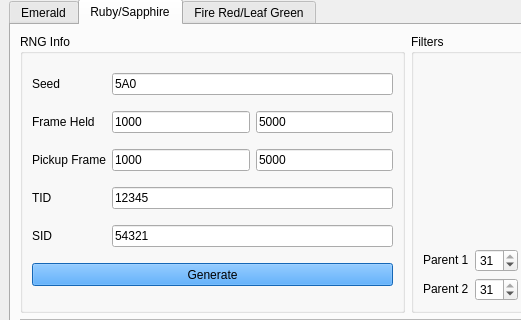
The window that Forms/Gen3/Eggs3.ui (Admiral-Fish/PokeFinder) describes before a commit, drawn with Qt 5; both pictures show x 0 to 521 and y 107 to 427 of the 1200 by 700 pixel window.
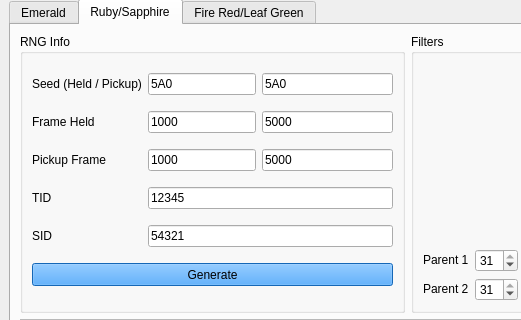
The same window after the commit. The open tabs and pages were chosen to show the change. Custom widgets are drawn as their Qt base class.

Commit message: Seperate pickup and held seed

Diff of the .ui file:
```diff
--- a/Forms/Gen3/Eggs3.ui
+++ b/Forms/Gen3/Eggs3.ui
@@ -1438,12 +1438,12 @@
               </sizepolicy>
              </property>
              <property name="text">
-              <string>Seed</string>
+              <string>Seed (Held / Pickup)</string>
              </property>
             </widget>
            </item>
-           <item row="0" column="1" colspan="2">
-            <widget class="TextBox" name="textBoxSeedRS">
+           <item row="0" column="1">
+            <widget class="TextBox" name="textBoxSeedHeldRS">
              <property name="sizePolicy">
               <sizepolicy hsizetype="Preferred" vsizetype="Fixed">
                <horstretch>0</horstretch>
@@ -1458,6 +1458,16 @@
              </property>
             </widget>
            </item>
+           <item row="0" column="2">
+            <widget class="TextBox" name="textBoxSeedPickupRS">
+             <property name="text">
+              <string notr="true">5A0</string>
+             </property>
+             <property name="maxLength">
+              <number>4</number>
+             </property>
+            </widget>
+           </item>
            <item row="1" column="0">
             <widget class="QLabel" name="labelRSFrameHeld">
              <property name="sizePolicy">
```
Left out of the diff: 217 changed lines with no effect on the pictures. The commit also changes 3 other files.
